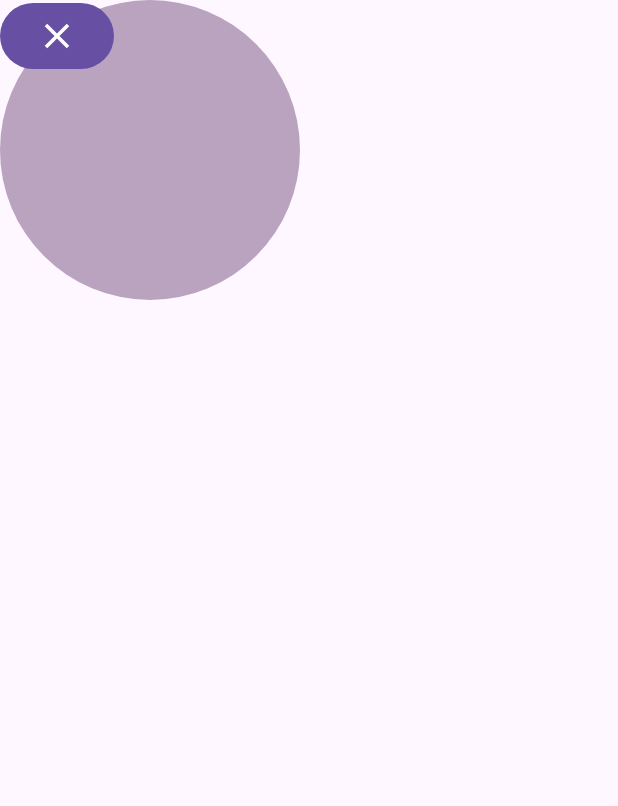
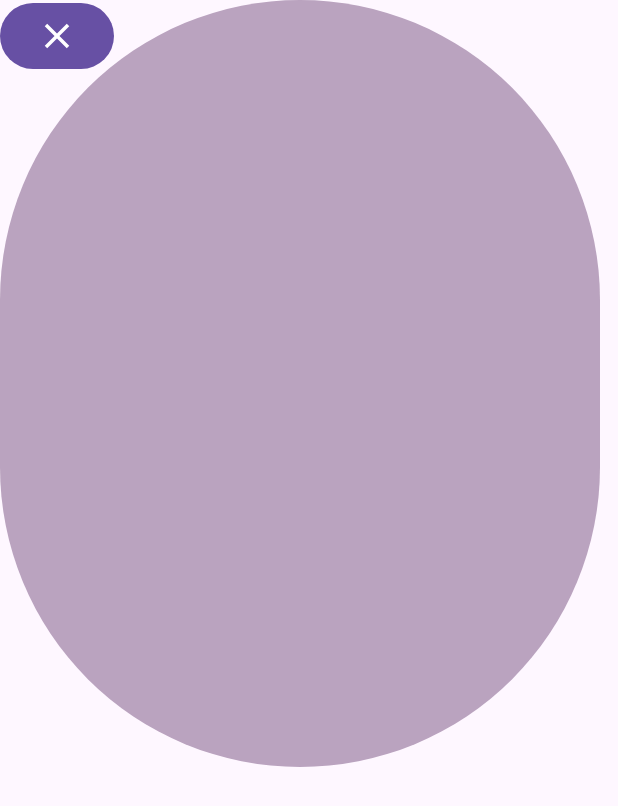
Before and after one commit to luiisca/floating-views, an Android app built with Jetpack Compose: the composable ExpandedView shown on its own in the app's theme, on a phone screen of 412 x 824 dp. Shown: the top 806 px of the screen. Run offline under Robolectric (Android 15) with nearby library versions, the phone set to English and light mode, and no system bars.

Commit message:
fix: large `DraggableFloat` composables break close float positioning

```diff
--- a/app/src/main/java/com/floaty/app/ExpandedView.kt
+++ b/app/src/main/java/com/floaty/app/ExpandedView.kt
@@ -2,6 +2,8 @@ package com.floaty.app
 
 import androidx.compose.foundation.background
 import androidx.compose.foundation.layout.Box
+import androidx.compose.foundation.layout.height
+import androidx.compose.foundation.layout.requiredWidth
 import androidx.compose.foundation.layout.size
 import androidx.compose.foundation.shape.CircleShape
 import androidx.compose.material.icons.Icons
@@ -20,9 +22,9 @@ fun ExpandedView(close: () -> Unit) {
   val color = remember { mutableStateOf(randomColor()) }
 
   Box(modifier = Modifier
-    .size(200.dp)
-//    .height(111.dp)
-//    .requiredWidth(1000.dp)
+//    .size(200.dp)
+    .height(511.dp)
+    .requiredWidth(400.dp)
     .background(color.value, shape = CircleShape)) {
     Button(onClick = { close() }) {
       Icon(
```
Also changed, not shown: floating-view/src/main/java/com/floatingview/library/composables/DraggableFloat.kt (+5 -7 lines).
